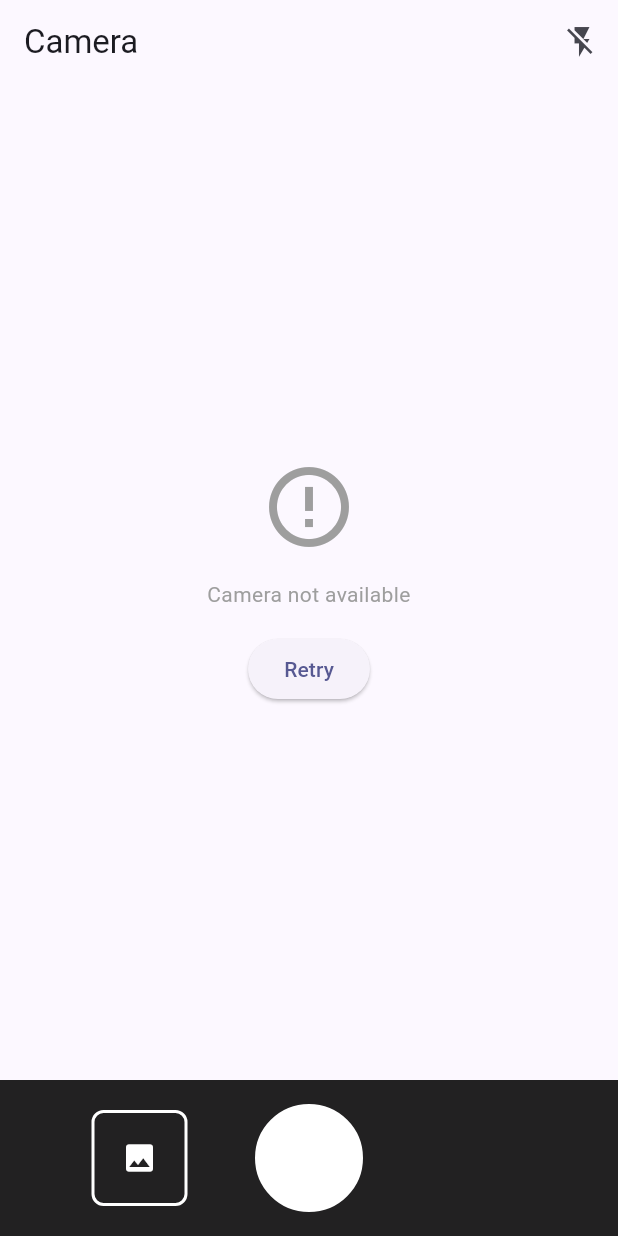
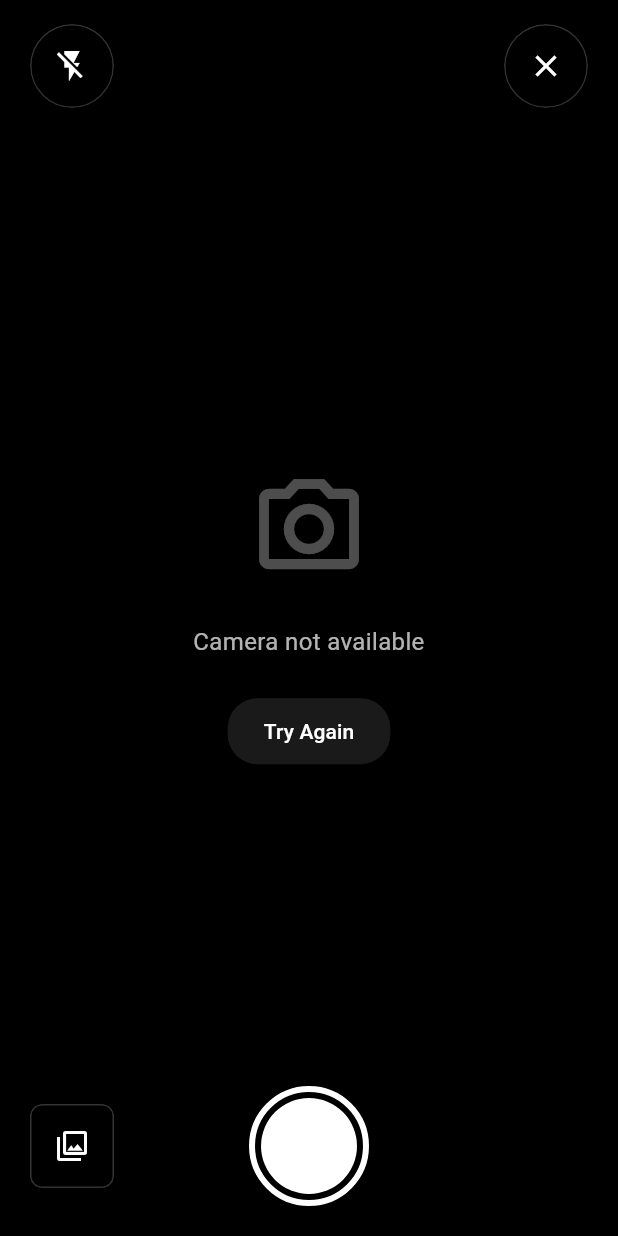
Before and after one commit to Amppire/camaroo, a Flutter app: the Camera screen opened directly with empty values, on a phone screen of 412 x 824 dp. Run offline on Flutter 3.47's test engine with Material 3 defaults, Android fonts, the phone set to English and light mode, and no system bars; our stand-ins replace camera.

Commit message:
Made the UI cleaner.

```diff
--- a/lib/ui/camera.dart
+++ b/lib/ui/camera.dart
@@ -1,9 +1,11 @@
 import 'dart:io';
+import 'dart:ui';
 import 'package:camera/camera.dart';
 import 'package:camaroo/adapters/camera_adapter.dart';
 import 'package:camaroo/core/abstractions/camera_api.dart';
 import 'package:camaroo/core/models/camera_model.dart';
 import 'package:flutter/material.dart';
+import 'package:flutter/services.dart';
 
 class Camera extends StatefulWidget {
   const Camera({super.key, required this.cameraApi, required this.cameraAdapter});
@@ -18,13 +20,16 @@ class _CameraState extends State<Camera> {
   @override
   void initState() {
     super.initState();
-
+    // Hide status bar for full-screen immersion
+    SystemChrome.setEnabledSystemUIMode(SystemUiMode.immersiveSticky);
     // Start camera initialization
     widget.cameraApi.initializeCamera();
   }
 
   @override
   void dispose() {
+    // Restore status bar
+    SystemChrome.setEnabledSystemUIMode(SystemUiMode.edgeToEdge);
     // Clean up controller
     if (widget.cameraApi is CameraApiModel) {
       (widget.cameraApi as CameraApiModel).dispose();
@@ -35,62 +40,39 @@ class _CameraState extends State<Camera> {
   @override
   Widget build(BuildContext context) {
     return Scaffold(
-      appBar: AppBar(
-        title: const Text('Camera'),
-        actions: [
-          // Flash toggle button
-          ValueListenableBuilder<FlashMode?>(
-            valueListenable: widget.cameraAdapter.flashModeNotifier,
-            builder: (context, flashMode, _) {
-              return IconButton(
-                icon: Icon(_getFlashIcon(flashMode)),
-                onPressed: () => widget.cameraApi.toggleFlash(),
-              );
-            },
-          ),
-          // Switch camera button
-          ValueListenableBuilder<List<CameraDescription>>(
-            valueListenable: widget.cameraAdapter.camerasNotifier,
-            builder: (context, cameras, _) {
-              if (cameras.length <= 1) return const SizedBox.shrink();
-              return IconButton(
-                icon: const Icon(Icons.flip_camera_android),
-                onPressed: () => widget.cameraApi.switchCamera(),
-              );
-            },
-          ),
-        ],
-      ),
+      backgroundColor: Colors.black,
       body: ValueListenableBuilder<CameraStatus>(
         valueListenable: widget.cameraAdapter.statusNotifier,
         builder: (context, status, _) {
-          return Column(
+          return Stack(
+            fit: StackFit.expand,
             children: [
-              // Camera preview
-              Expanded(
-                child: _buildCameraPreview(status),
+              // Camera Preview (full screen)
+              _buildCameraPreview(status),
+
+              // Top controls overlay
+              Positioned(
+                top: 0,
+                left: 0,
+                right: 0,
+                child: _buildTopControls(),
               ),
 
-              // Error message
-              ValueListenableBuilder<String?>(
-                valueListenable: widget.cameraAdapter.errorMessageNotifier,
-                builder: (context, error, _) {
-                  if (error == null) return const SizedBox.shrink();
-                  return Container(
-                    width: double.infinity,
-                    color: Colors.red.shade100,
-                    padding: const EdgeInsets.all(8),
-                    child: Text(
-                      error,
-                      style: TextStyle(color: Colors.red.shade900),
-                      textAlign: TextAlign.center,
-                    ),
-                  );
-                },
+              // Bottom controls overlay
+              Positioned(
+                bottom: 0,
+                left: 0,
+                right: 0,
+                child: _buildBottomControls(status),
               ),
 
-              // Controls
-              _buildControls(status),
+              // Error message overlay
+              Positioned(
+                top: MediaQuery.of(context).padding.top + 60,
+                left: 20,
+                right: 20,
+                child: _buildErrorMessage(),
+              ),
             ],
           );
         },
@@ -104,7 +86,10 @@ Widget _buildCameraPreview(CameraStatus status) {
       builder: (context, controller, _) {
         if (status == CameraStatus.initializing) {
           return const Center(
-          child: CircularProgressIndicator(),
+            child: CircularProgressIndicator(
+              color: Colors.white,
+              strokeWidth: 2,
+            ),
           );
         }
 
@@ -113,22 +98,42 @@ Widget _buildCameraPreview(CameraStatus status) {
             child: Column(
               mainAxisAlignment: MainAxisAlignment.center,
               children: [
-              const Icon(Icons.error_outline, size: 64, color: Colors.grey),
-              const SizedBox(height: 16),
+                const Icon(
+                  Icons.camera_alt_outlined,
+                  size: 80,
+                  color: Colors.white30,
+                ),
+                const SizedBox(height: 24),
                 ValueListenableBuilder<String?>(
                   valueListenable: widget.cameraAdapter.errorMessageNotifier,
                   builder: (context, error, _) {
                     return Text(
                       error ?? 'Camera not available',
-                    style: const TextStyle(color: Colors.grey),
+                      style: const TextStyle(
+                        color: Colors.white70,
+                        fontSize: 16,
+                      ),
                       textAlign: TextAlign.center,
                     );
                   },
                 ),
-              const SizedBox(height: 16),
-              ElevatedButton(
+                const SizedBox(height: 24),
+                TextButton(
                   onPressed: () => widget.cameraApi.initializeCamera(),
-                child: const Text('Retry'),
+                  style: TextButton.styleFrom(
+                    padding: const EdgeInsets.symmetric(
+                      horizontal: 24,
+                      vertical: 12,
+                    ),
+                    backgroundColor: Colors.white.withOpacity(0.1),
+                    shape: RoundedRectangleBorder(
+                      borderRadius: BorderRadius.circular(20),
+                    ),
+                  ),
+                  child: const Text(
+                    'Try Again',
+                    style: TextStyle(color: Colors.white),
+                  ),
                 ),
               ],
             ),
@@ -136,19 +141,17 @@ Widget _buildCameraPreview(CameraStatus status) {
         }
 
         if (!controller.value.isInitialized) {
-        return const Center(child: CircularProgressIndicator());
+          return const Center(
+            child: CircularProgressIndicator(
+              color: Colors.white,
+              strokeWidth: 2,
+            ),
+          );
         }
 
-      // Calculate proper aspect ratio for portrait mode
-      // Camera gives us landscape ratio, we need to invert it for portrait
+        // Full-screen camera preview
         final size = MediaQuery.of(context).size;
-      final scale = 1 / (controller.value.aspectRatio * size.aspectRatio);
-
-      return Container(
-        color: Colors.black,
-        child: ClipRect(
-          child: OverflowBox(
-            alignment: Alignment.center,
+        return SizedBox.expand(
           child: FittedBox(
             fit: BoxFit.cover,
             child: SizedBox(
@@ -157,78 +160,139 @@ Widget _buildCameraPreview(CameraStatus status) {
               child: CameraPreview(controller),
             ),
           ),
-          ),
-        ),
         );
       },
     );
   }
 
-  Widget _buildControls(CameraStatus status) {
-    return Container(
-      color: Colors.black87,
-      padding: const EdgeInsets.all(16),
+  Widget _buildTopControls() {
+    return SafeArea(
+      bottom: false,
+      child: Container(
+        padding: const EdgeInsets.symmetric(horizontal: 20, vertical: 16),
         child: Row(
-        mainAxisAlignment: MainAxisAlignment.spaceEvenly,
+          mainAxisAlignment: MainAxisAlignment.spaceBetween,
           children: [
-          // Last picture taken thumbnail
-          ValueListenableBuilder<XFile?>(
-            valueListenable: widget.cameraAdapter.pictureTakenNotifier,
-            builder: (context, picture, _) {
-              if (picture == null) {
-                return Container(
-                  width: 64,
-                  height: 64,
-                  decoration: BoxDecoration(
-                    border: Border.all(color: Colors.white, width: 2),
-                    borderRadius: BorderRadius.circular(8),
-                  ),
-                  child: const Icon(Icons.photo, color: Colors.white),
-                );
-              }
-              return ClipRRect(
-                borderRadius: BorderRadius.circular(8),
-                child: Image.file(
-                  File(picture.path),
-                  width: 64,
-                  height: 64,
-                  fit: BoxFit.cover,
+            // Flash control
+            ValueListenableBuilder<FlashMode?>(
+              valueListenable: widget.cameraAdapter.flashModeNotifier,
+              builder: (context, flashMode, _) {
+                return _GlassButton(
+                  onPressed: () => widget.cameraApi.toggleFlash(),
+                  child: Icon(
+                    _getFlashIcon(flashMode),
+                    color: Colors.white,
+                    size: 24,
                   ),
                 );
               },
             ),
 
-          // Capture button
-          GestureDetector(
-            onTap: status == CameraStatus.ready
-                ? () => widget.cameraApi.takePicture()
-                : null,
-            child: Container(
-              width: 72,
-              height: 72,
-              decoration: BoxDecoration(
-                shape: BoxShape.circle,
-                border: Border.all(color: Colors.white, width: 4),
-                color: status == CameraStatus.takingPicture
-                    ? Colors.grey
-                    : Colors.white,
-              ),
-              child: status == CameraStatus.takingPicture
-                  ? const Padding(
-                      padding: EdgeInsets.all(16),
-                      child: CircularProgressIndicator(
-                        strokeWidth: 2,
+            // Close button (optional)
+            _GlassButton(
+              onPressed: () => Navigator.of(context).pop(),
+              child: const Icon(
+                Icons.close,
                 color: Colors.white,
-                      ),
-                    )
-                  : null,
+                size: 24,
               ),
             ),
-
-          // Spacer for symmetry
-          const SizedBox(width: 64),
           ],
         ),
+      ),
+    );
+  }
+
+  Widget _buildBottomControls(CameraStatus status) {
+    return SafeArea(
+      top: false,
+      child: Container(
+        padding: const EdgeInsets.only(left: 20, right: 20, bottom: 20, top: 20),
+        child: Row(
+          mainAxisAlignment: MainAxisAlignment.spaceBetween,
+          crossAxisAlignment: CrossAxisAlignment.center,
+          children: [
+            // Gallery thumbnail
+            ValueListenableBuilder<XFile?>(
+              valueListenable: widget.cameraAdapter.pictureTakenNotifier,
+              builder: (context, picture, _) {
+                return _GalleryThumbnail(picture: picture);
+              },
+            ),
+
+            // Capture button
+            _CaptureButton(
+              status: status,
+              onPressed: () => widget.cameraApi.takePicture(),
+            ),
+
+            // Camera flip button
+            ValueListenableBuilder<List<CameraDescription>>(
+              valueListenable: widget.cameraAdapter.camerasNotifier,
+              builder: (context, cameras, _) {
+                if (cameras.length <= 1) {
+                  return const SizedBox(width: 56); // Spacer for symmetry
+                }
+                return _GlassButton(
+                  onPressed: () => widget.cameraApi.switchCamera(),
+                  child: const Icon(
+                    Icons.flip_camera_ios,
+                    color: Colors.white,
+                    size: 28,
+                  ),
+                );
+              },
+            ),
+          ],
+        ),
+      ),
+    );
+  }
+
+  Widget _buildErrorMessage() {
+    return ValueListenableBuilder<String?>(
+      valueListenable: widget.cameraAdapter.errorMessageNotifier,
+      builder: (context, error, _) {
+        if (error == null) return const SizedBox.shrink();
+
+        return ClipRRect(
+          borderRadius: BorderRadius.circular(12),
+          child: BackdropFilter(
+            filter: ImageFilter.blur(sigmaX: 10, sigmaY: 10),
+            child: Container(
+              padding: const EdgeInsets.symmetric(horizontal: 16, vertical: 12),
+              decoration: BoxDecoration(
+                color: Colors.red.withOpacity(0.3),
+                borderRadius: BorderRadius.circular(12),
+                border: Border.all(
+                  color: Colors.red.withOpacity(0.3),
+                  width: 1,
+                ),
+              ),
+              child: Row(
+                children: [
+                  const Icon(
+                    Icons.error_outline,
+                    color: Colors.white,
+                    size: 20,
+                  ),
+                  const SizedBox(width: 12),
+                  Expanded(
+                    child: Text(
+                      error,
+                      style: const TextStyle(
+                        color: Colors.white,
+                        fontSize: 14,
+                        fontWeight: FontWeight.w500,
+                      ),
+                    ),
+                  ),
+                ],
+              ),
+            ),
+          ),
+        );
+      },
     );
   }
 
@@ -241,9 +305,164 @@ Widget _buildCameraPreview(CameraStatus status) {
       case FlashMode.always:
         return Icons.flash_on;
       case FlashMode.torch:
-        return Icons.highlight;
+        return Icons.flashlight_on;
       case null:
         return Icons.flash_off;
     }
   }
 }
+
+// Glass morphism button widget
+class _GlassButton extends StatelessWidget {
+  final VoidCallback onPressed;
+  final Widget child;
+
+  const _GlassButton({
+    required this.onPressed,
+    required this.child,
+  });
+
+  @override
+  Widget build(BuildContext context) {
+    return ClipRRect(
+      borderRadius: BorderRadius.circular(28),
+      child: BackdropFilter(
+        filter: ImageFilter.blur(sigmaX: 10, sigmaY: 10),
+        child: Container(
+          width: 56,
+          height: 56,
+          decoration: BoxDecoration(
+            color: Colors.black.withOpacity(0.3),
+            borderRadius: BorderRadius.circular(28),
+            border: Border.all(
+              color: Colors.white.withOpacity(0.2),
+              width: 1,
+            ),
+          ),
+          child: Material(
+            color: Colors.transparent,
+            child: InkWell(
+              onTap: onPressed,
+              borderRadius: BorderRadius.circular(28),
+              child: Center(child: child),
+            ),
+          ),
+        ),
+      ),
+    );
+  }
+}
+
+// Capture button widget (iOS style)
+class _CaptureButton extends StatelessWidget {
+  final CameraStatus status;
+  final VoidCallback onPressed;
+
+  const _CaptureButton({
+    required this.status,
+    required this.onPressed,
+  });
+
+  @override
+  Widget build(BuildContext context) {
+    final bool isActive = status == CameraStatus.ready;
+    final bool isTaking = status == CameraStatus.takingPicture;
+
+    return GestureDetector(
+      onTap: isActive ? onPressed : null,
+      child: Container(
+        width: 80,
+        height: 80,
+        decoration: BoxDecoration(
+          shape: BoxShape.circle,
+          border: Border.all(
+            color: Colors.white,
+            width: 4,
+          ),
+        ),
+        child: Padding(
+          padding: const EdgeInsets.all(4),
+          child: AnimatedContainer(
+            duration: const Duration(milliseconds: 150),
+            decoration: BoxDecoration(
+              shape: BoxShape.circle,
+              color: isTaking
+                  ? Colors.white.withOpacity(0.5)
+                  : Colors.white,
+            ),
+            child: isTaking
+                ? const Center(
+                    child: SizedBox(
+                      width: 24,
+                      height: 24,
+                      child: CircularProgressIndicator(
+                        strokeWidth: 2,
+                        color: Colors.white,
+                      ),
+                    ),
+                  )
+                : null,
+          ),
+        ),
+      ),
+    );
+  }
+}
+
+// Gallery thumbnail widget
+class _GalleryThumbnail extends StatelessWidget {
+  final XFile? picture;
+
+  const _GalleryThumbnail({this.picture});
+
+  @override
+  Widget build(BuildContext context) {
+    if (picture == null) {
+      return ClipRRect(
+        borderRadius: BorderRadius.circular(8),
+        child: BackdropFilter(
+          filter: ImageFilter.blur(sigmaX: 10, sigmaY: 10),
+          child: Container(
+            width: 56,
+            height: 56,
+            decoration: BoxDecoration(
+              color: Colors.black.withOpacity(0.3),
+              borderRadius: BorderRadius.circular(8),
+              border: Border.all(
+                color: Colors.white.withOpacity(0.2),
+                width: 1,
+              ),
+            ),
+            child: const Icon(
+              Icons.photo_library_outlined,
+              color: Colors.white,
+              size: 24,
+            ),
+          ),
+        ),
+      );
+    }
+
+    return ClipRRect(
+      borderRadius: BorderRadius.circular(8),
+      child: Container(
+        width: 56,
+        height: 56,
+        decoration: BoxDecoration(
+          border: Border.all(
+            color: Colors.white.withOpacity(0.5),
+            width: 2,
+          ),
+          borderRadius: BorderRadius.circular(8),
+        ),
+        child: ClipRRect(
+          borderRadius: BorderRadius.circular(6),
+          child: Image.file(
+            File(picture!.path),
+            fit: BoxFit.cover,
+          ),
+        ),
+      ),
+    );
+  }
+}
```
Lines whose indentation alone changed are shown as unchanged.
